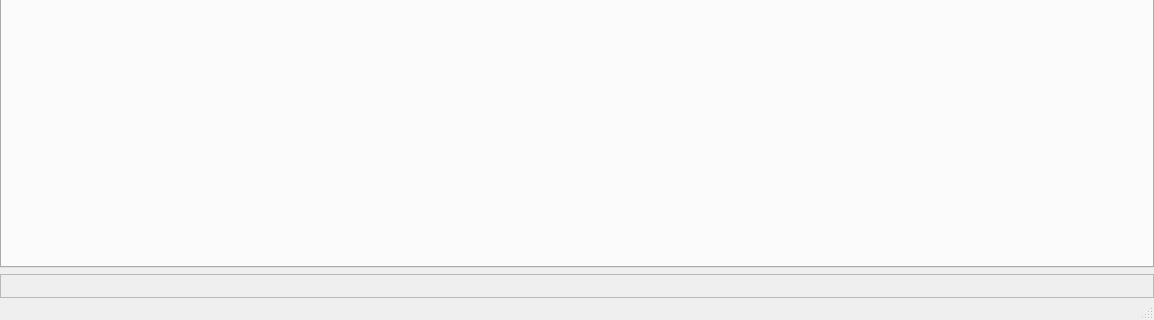
Old version of the form mainwindow.ui in the repository strattonbrazil/recife; both pictures show x 0 to 1154 and y 309 to 629 of the 1154 by 629 pixel window.
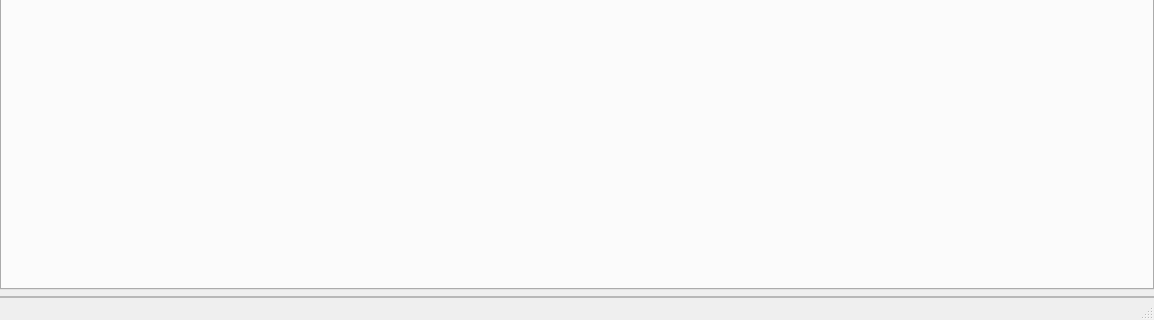
New version of the form.

```diff
--- a/mainwindow.ui
+++ b/mainwindow.ui
@@ -59,7 +59,20 @@
       <property name="frameShadow">
        <enum>QFrame::Raised</enum>
       </property>
-      <layout class="QHBoxLayout" name="horizontalLayout"/>
+      <layout class="QHBoxLayout" name="horizontalLayout">
+       <property name="leftMargin">
+        <number>0</number>
+       </property>
+       <property name="topMargin">
+        <number>0</number>
+       </property>
+       <property name="rightMargin">
+        <number>0</number>
+       </property>
+       <property name="bottomMargin">
+        <number>0</number>
+       </property>
+      </layout>
      </widget>
     </item>
    </layout>
```
